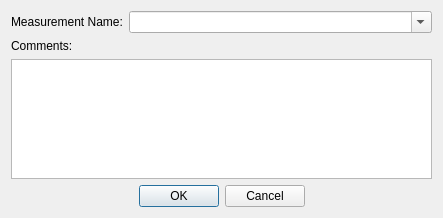
lnls-ima/flip-coil-control, file flipcoil/gui/ui/measurementdialog.ui: the form before one commit.
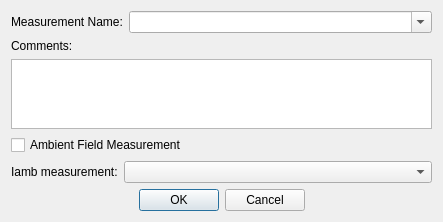
The form after the commit.

Diff of the .ui file:
```diff
--- a/flipcoil/gui/ui/measurementdialog.ui
+++ b/flipcoil/gui/ui/measurementdialog.ui
@@ -39,16 +39,39 @@
     </layout>
    </item>
    <item>
-    <layout class="QGridLayout" name="gridLayout">
-     <item row="0" column="0">
-      <widget class="QLabel" name="label_2">
+    <widget class="QLabel" name="label_2">
+     <property name="text">
+      <string>Comments:</string>
+     </property>
+    </widget>
+   </item>
+   <item>
+    <widget class="QTextEdit" name="te_comments"/>
+   </item>
+   <item>
+    <widget class="QCheckBox" name="chb_Iamb">
+     <property name="text">
+      <string>Ambient Field Measurement</string>
+     </property>
+    </widget>
+   </item>
+   <item>
+    <layout class="QHBoxLayout" name="horizontalLayout_3">
+     <item>
+      <widget class="QLabel" name="label_3">
+       <property name="sizePolicy">
+        <sizepolicy hsizetype="Maximum" vsizetype="Preferred">
+         <horstretch>0</horstretch>
+         <verstretch>0</verstretch>
+        </sizepolicy>
+       </property>
        <property name="text">
-        <string>Comments:</string>
+        <string>Iamb measurement:</string>
        </property>
       </widget>
      </item>
-     <item row="1" column="0">
-      <widget class="QTextEdit" name="te_comments"/>
+     <item>
+      <widget class="QComboBox" name="cmb_Iamb"/>
      </item>
     </layout>
    </item>
```
Left out of the diff: 16 changed lines with no effect on the pictures.
